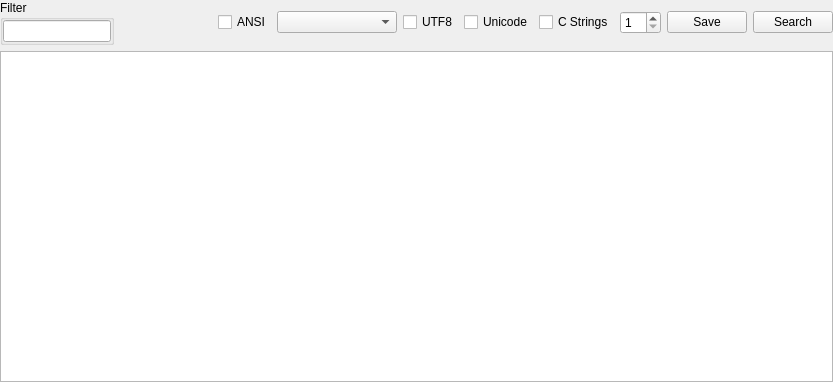
Old version of the form SearchStrings/searchstringswidget.ui in the repository horsicq/FormatWidgets.
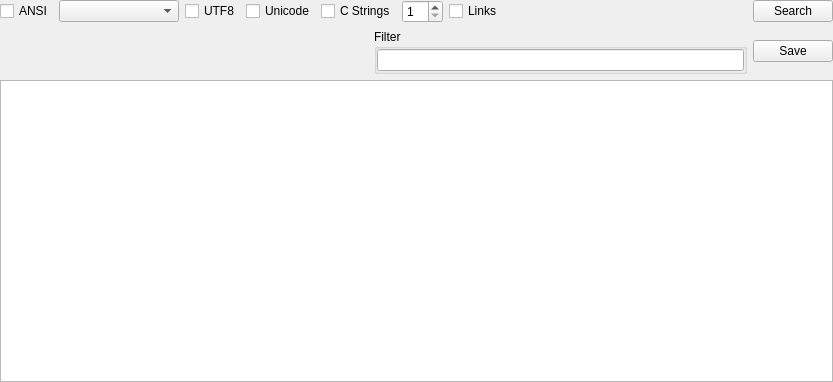
New version of the form.

The edit to the form file:
```diff
--- a/SearchStrings/searchstringswidget.ui
+++ b/SearchStrings/searchstringswidget.ui
@@ -28,43 +28,6 @@
    </property>
    <item>
     <layout class="QHBoxLayout" name="horizontalLayout_2">
-     <item>
-      <widget class="QGroupBox" name="groupBoxFilter">
-       <property name="title">
-        <string>Filter</string>
-       </property>
-       <layout class="QVBoxLayout" name="verticalLayout">
-        <property name="leftMargin">
-         <number>0</number>
-        </property>
-        <property name="topMargin">
-         <number>0</number>
-        </property>
-        <property name="rightMargin">
-         <number>0</number>
-        </property>
-        <property name="bottomMargin">
-         <number>0</number>
-        </property>
-        <item>
-         <widget class="QLineEdit" name="lineEditFilter"/>
-        </item>
-       </layout>
-      </widget>
-     </item>
-     <item>
-      <spacer name="horizontalSpacer">
-       <property name="orientation">
-        <enum>Qt::Horizontal</enum>
-       </property>
-       <property name="sizeHint" stdset="0">
-        <size>
-         <width>40</width>
-         <height>20</height>
-        </size>
-       </property>
-      </spacer>
-     </item>
      <item>
       <widget class="QCheckBox" name="checkBoxAnsi">
        <property name="text">
@@ -111,12 +74,25 @@
       </widget>
      </item>
      <item>
-      <widget class="QPushButton" name="pushButtonSave">
+      <widget class="QCheckBox" name="checkBoxLinks">
        <property name="text">
-        <string>Save</string>
+        <string>Links</string>
        </property>
       </widget>
      </item>
+     <item>
+      <spacer name="horizontalSpacer">
+       <property name="orientation">
+        <enum>Qt::Horizontal</enum>
+       </property>
+       <property name="sizeHint" stdset="0">
+        <size>
+         <width>40</width>
+         <height>20</height>
+        </size>
+       </property>
+      </spacer>
+     </item>
      <item>
       <widget class="QPushButton" name="pushButtonSearch">
        <property name="text">
@@ -126,6 +102,54 @@
      </item>
     </layout>
    </item>
+   <item>
+    <layout class="QHBoxLayout" name="horizontalLayout">
+     <item>
+      <spacer name="horizontalSpacer_2">
+       <property name="orientation">
+        <enum>Qt::Horizontal</enum>
+       </property>
+       <property name="sizeHint" stdset="0">
+        <size>
+         <width>40</width>
+         <height>20</height>
+        </size>
+       </property>
+      </spacer>
+     </item>
+     <item>
+      <widget class="QGroupBox" name="groupBoxFilter">
+       <property name="title">
+        <string>Filter</string>
+       </property>
+       <layout class="QVBoxLayout" name="verticalLayout">
+        <property name="leftMargin">
+         <number>0</number>
+        </property>
+        <property name="topMargin">
+         <number>0</number>
+        </property>
+        <property name="rightMargin">
+         <number>0</number>
+        </property>
+        <property name="bottomMargin">
+         <number>0</number>
+        </property>
+        <item>
+         <widget class="QLineEdit" name="lineEditFilter"/>
+        </item>
+       </layout>
+      </widget>
+     </item>
+     <item>
+      <widget class="QPushButton" name="pushButtonSave">
+       <property name="text">
+        <string>Save</string>
+       </property>
+      </widget>
+     </item>
+    </layout>
+   </item>
    <item>
     <widget class="QTableView" name="tableViewResult">
      <property name="contextMenuPolicy">
```
